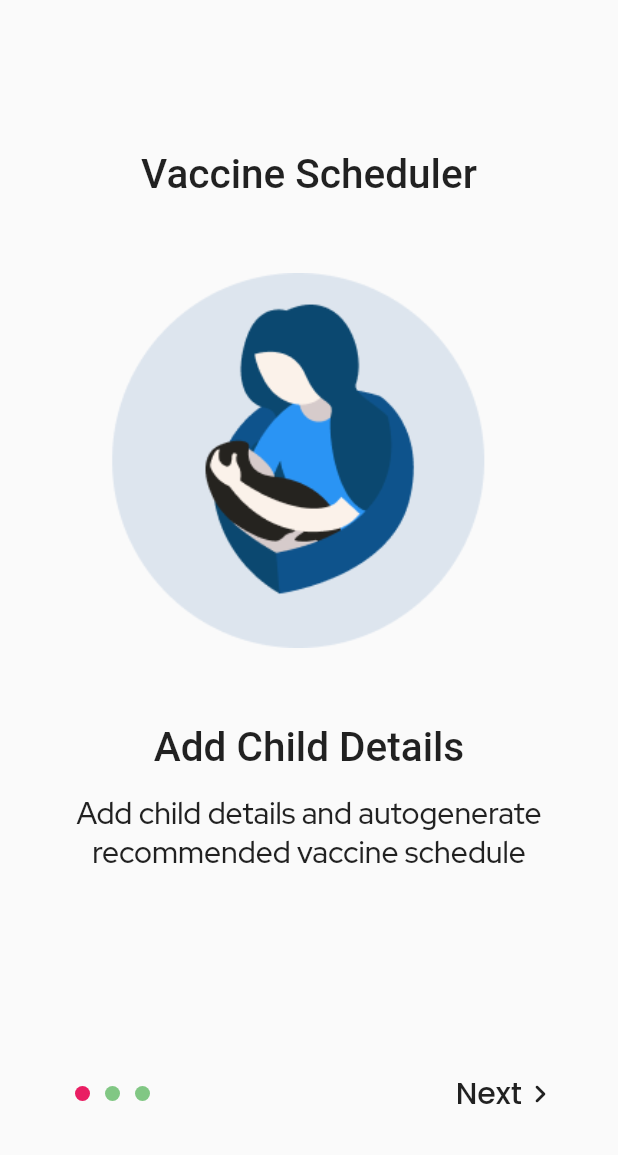
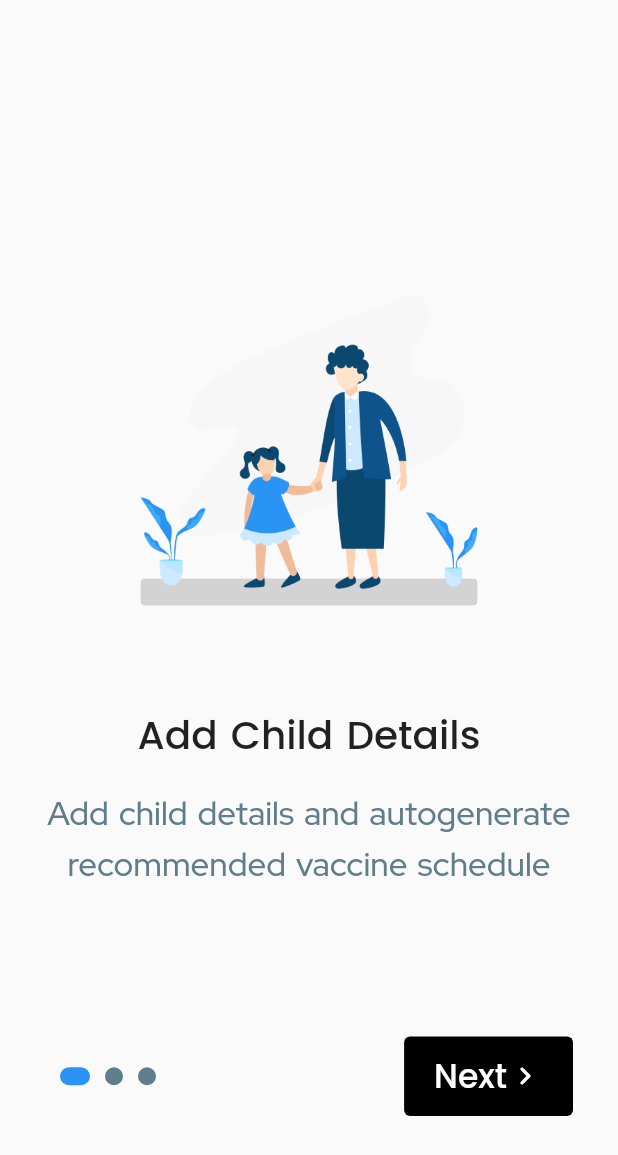
Before and after one commit to david-adewoyin/vaccine_schedule, a Flutter app: the screen it shows after launch, on a phone screen of 412 x 824 dp. Shown: the top 1155 px of the screen. Run offline on Flutter 3.47's test engine with Material 2 defaults, Android fonts, the light colour scheme and no system bars; our stand-ins replace date_field, google_fonts.

Commit message:
added onbarding pages

```diff
--- a/lib/screens/onboarding_page.dart
+++ b/lib/screens/onboarding_page.dart
@@ -1,6 +1,7 @@
 import 'package:flutter/cupertino.dart';
 import 'package:flutter/material.dart';
 import 'package:google_fonts/google_fonts.dart';
+import 'package:vaccine_scheduler/screens/register_child_page.dart';
 import 'package:vaccine_scheduler/styles.dart';
 
 class OnboardingPage extends StatefulWidget {
@@ -19,9 +20,9 @@ class _OnboardingPageState extends State<OnboardingPage> {
     if (index > 2) return;
 
     var carouselImages = [
-      'assets/images/mother.png',
-      'assets/images/mother.png',
-      'assets/images/mother.png',
+      'assets/images/grandma.png',
+      'assets/images/calender.png',
+      'assets/images/nurse_2.png',
     ];
     var carouselHeadings = [
       "Add Child Details",
@@ -62,8 +63,7 @@ class _OnboardingPageState extends State<OnboardingPage> {
           Container(
             alignment: Alignment.bottomCenter,
             child: Container(
-
-              padding: EdgeInsets.only(bottom: 80,left: 50,right: 40),
+              padding: EdgeInsets.only(bottom: 80, left: 40, right: 30),
               width: double.maxFinite,
 
               //      bottom: 80,
@@ -96,10 +96,57 @@ class _OnboardingPageState extends State<OnboardingPage> {
                           ),
                         ],
                       ),
-
-                  ],),
+                    ],
+                  ),
                   Spacer(),
-                  Column(mainAxisSize:MainAxisSize.min,children: [Row(children: [Text("Next",style: TextStyles.h6,),Icon(Icons.navigate_next_rounded)],)],)
+                  Column(
+                    mainAxisSize: MainAxisSize.min,
+                    children: [
+                      ElevatedButton(
+                        style: ElevatedButton.styleFrom(
+                          primary: Colors.black,
+                          padding: EdgeInsets.symmetric(
+                              vertical: 10, horizontal: 20),
+                          elevation: 0,
+                        ),
+                        onPressed: () {
+                          if (_currentPageNotifier.value == 2) {
+                            Navigator.push<void>(
+                              context,
+                              MaterialPageRoute<void>(
+                                builder: (BuildContext context) =>
+                                    RegisterChildPage(),
+                              ),
+                            );
+                          } else {
+                            setState(() {
+                              _controller.animateToPage(
+                                  _currentPageNotifier.value + 1,
+                                  duration: Duration(milliseconds: 600),
+                                  curve: Curves.easeIn);
+                              /*      _controller.nextPage(
+                                  duration: Duration(milliseconds: 600),
+                                  curve: Curves.decelerate); */
+                              _currentPageNotifier.value =
+                                  _currentPageNotifier.value + 1;
+                            });
+                          }
+                        },
+                        child: Row(
+                          mainAxisSize: MainAxisSize.min,
+                          children: [
+                            Text(
+                              (_currentPageNotifier.value == 2)
+                                  ? "Get Started"
+                                  : "Next",
+                              style: TextStyles.h6,
+                            ),
+                            Icon(Icons.navigate_next_rounded)
+                          ],
+                        ),
+                      )
+                    ],
+                  )
                 ],
               ),
             ),
@@ -129,29 +176,42 @@ class BuildCarouselItem extends StatelessWidget {
         child: Column(
           children: [
             SizedBox(
-              height: 100,
+              height: 120,
             ),
-            Text(
+            /*  Text(
               "Vaccine Scheduler",
-              style: GoogleFonts.oleoScript(textStyle: TextStyles.h5),
-            ),
+              style: GoogleFonts.poppins(textStyle: TextStyles.h5),
+            ), */
             SizedBox(
               height: 300,
               child: Padding(
-                  padding: const EdgeInsets.only(top: 50, bottom: 0),
-                  child: Image.asset(image)),
+                  padding: const EdgeInsets.only(
+                      top: 50, bottom: 0, left: 20, right: 20),
+                  child: Image.asset(
+                    image,
+                    height: 250,
+                    width: 300,
+                  )),
             ),
             const SizedBox(height: 50),
             Text(
               heading,
-              style: GoogleFonts.oleoScript(textStyle: TextStyles.h5),
+              style: GoogleFonts.poppins(
+                textStyle: TextStyles.h5,
+                wordSpacing: 2,
+                /*  color: Color(0xFF2A94F4), */
+              ),
             ),
             const SizedBox(height: 15),
             Padding(
               padding: const EdgeInsets.symmetric(horizontal: 5),
               child: Text(
                 body,
-                style: GoogleFonts.redHatDisplay(textStyle: TextStyles.h6),
+                style: GoogleFonts.redHatDisplay(
+                    color: Colors.blueGrey,
+                    textStyle: TextStyles.h6,
+                    wordSpacing: 2,
+                    height: 1.55),
                 textAlign: TextAlign.center,
               ),
             ),
@@ -176,13 +236,25 @@ class PageIndicatorState extends State<PageIndicator> {
     if (widget.index == widget.notifier.value) {
       isActive = true;
     }
+    if (widget.index == widget.notifier.value) {
       return Container(
-      width: 10,
-      height: 10,
+        width: 20,
+        height: 12,
+        decoration: BoxDecoration(
+          borderRadius: BorderRadius.all(Radius.circular(100)),
+          shape: BoxShape.rectangle,
+          color: Color(0xFF2A94F4),
+        ),
+      );
+    } else {
+      return Container(
+        width: 12,
+        height: 12,
         decoration: BoxDecoration(
           shape: BoxShape.circle,
-        color: isActive ? Colors.pink : Colors.green[300],
+          color: Colors.blueGrey,
         ),
       );
     }
   }
+}
--- a/lib/styles.dart
+++ b/lib/styles.dart
@@ -6,8 +6,8 @@ class FontSizes {
 
   static double get h3 => 48 * scale;
   static double get h4 => 38 * scale;
-  static double get h5 => 27 * scale;
-  static double get h6 => 20 * scale;
+  static double get h5 => 26 * scale;
+  static double get h6 => 22 * scale;
   static double get body => 16 * scale;
   static double get bodySm => 14 * scale;
   static double get button => 14 * scale;
@@ -33,7 +33,7 @@ class TextStyles {
         letterSpacing: 0,
       );
 
-  static TextStyle get body => TextStyle(
+  static TextStyle get body => GoogleFonts.poppins(
         fontSize: FontSizes.body,
         fontWeight: FontWeight.w500,
         letterSpacing: 0,
--- a/pubspec.yaml
+++ b/pubspec.yaml
@@ -14,6 +14,7 @@ environment:
 dependencies:
   provider: 6.0.2
   google_fonts: 2.3.2
+  date_field: ^3.0.0
   sqflite: ^2.0.2+1
   shared_preferences: ^2.0.13
   flutter_svg: ^1.0.3
```
Also changed, not shown: lib/screens/register_child_page.dart (added, +197 -0 lines), assets/images/calender.png (added), assets/images/grandma.png (added), assets/images/injection 1.png (added), assets/images/mother.png (deleted), assets/images/nurse.png (added), assets/images/nurse_1.png (added), assets/images/nurse_2.png (added), assets/images/registration.png (added), assets/images/registration_1.png (added), assets/images/svg/grandma.svg (deleted), assets/images/svg/mother.svg (renamed from assets/images/svg/mother_and_baby.svg), assets/images/svg/registration.svg (deleted), pubspec.lock, 2 other files. Lines whose indentation alone changed are shown as unchanged.
